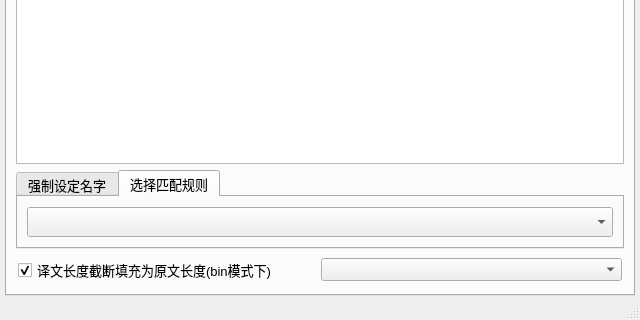
Before: the Qt Designer form ui_mainWindow.ui in satan53x/SExtractor, drawn with Qt 5; both pictures show x 0 to 640 and y 200 to 520 of the 640 by 520 pixel window.
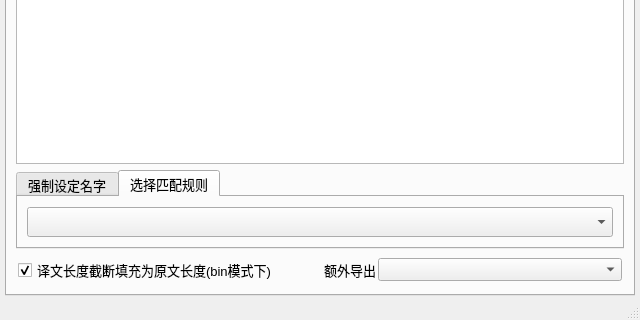
After: the same form once the commit is applied.

Commit message: 添加额外导出方式

Patch:
```diff
--- a/ui_mainWindow.ui
+++ b/ui_mainWindow.ui
@@ -246,7 +246,25 @@
         </item>
         <item>
          <widget class="QWidget" name="widget_5" native="true">
-          <layout class="QHBoxLayout" name="horizontalLayout_5">
+          <layout class="QVBoxLayout" name="verticalLayout_6">
+           <property name="spacing">
+            <number>2</number>
+           </property>
+           <property name="leftMargin">
+            <number>0</number>
+           </property>
+           <property name="topMargin">
+            <number>0</number>
+           </property>
+           <property name="rightMargin">
+            <number>0</number>
+           </property>
+           <property name="bottomMargin">
+            <number>0</number>
+           </property>
+           <item>
+            <widget class="QWidget" name="widget_6" native="true">
+             <layout class="QHBoxLayout" name="horizontalLayout_4" stretch="5,0,4">
            <property name="spacing">
             <number>2</number>
            </property>
@@ -283,8 +301,18 @@
              </property>
             </widget>
            </item>
+              <item>
+               <widget class="QLabel" name="label">
+                <property name="text">
+                 <string>额外导出</string>
+                </property>
+               </widget>
+              </item>
            <item>
             <widget class="QComboBox" name="outputFileExtraBox"/>
+              </item>
+             </layout>
+            </widget>
            </item>
           </layout>
          </widget>
```
Lines whose indentation alone changed are shown as unchanged. The commit also changes 4 other files.
